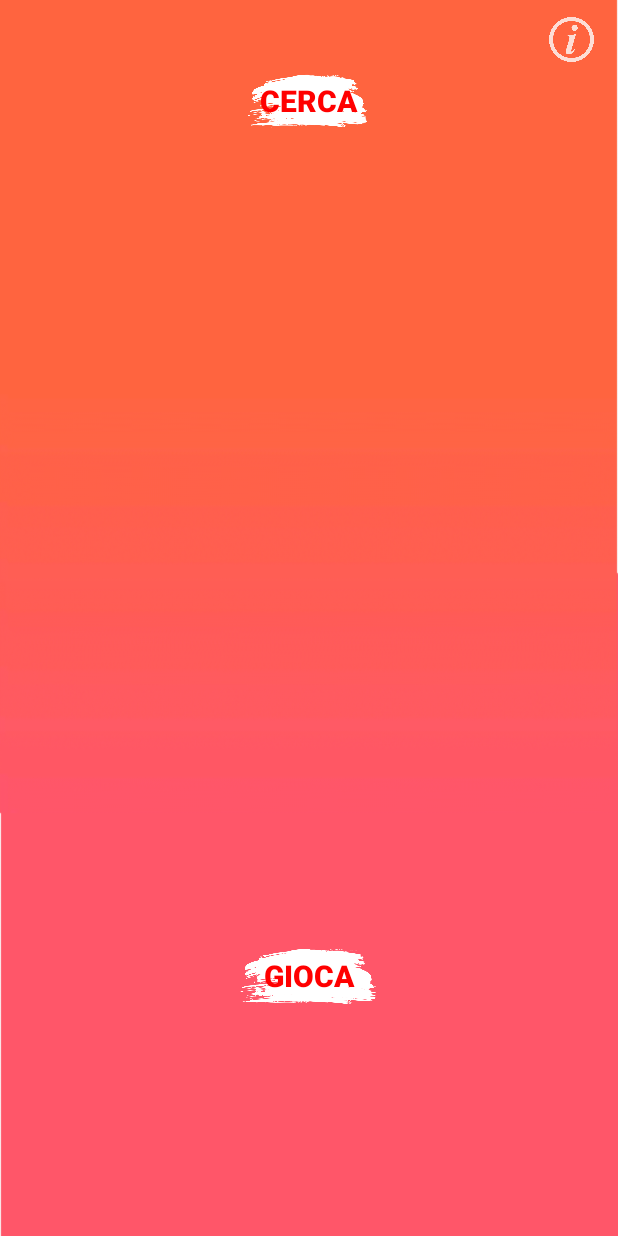
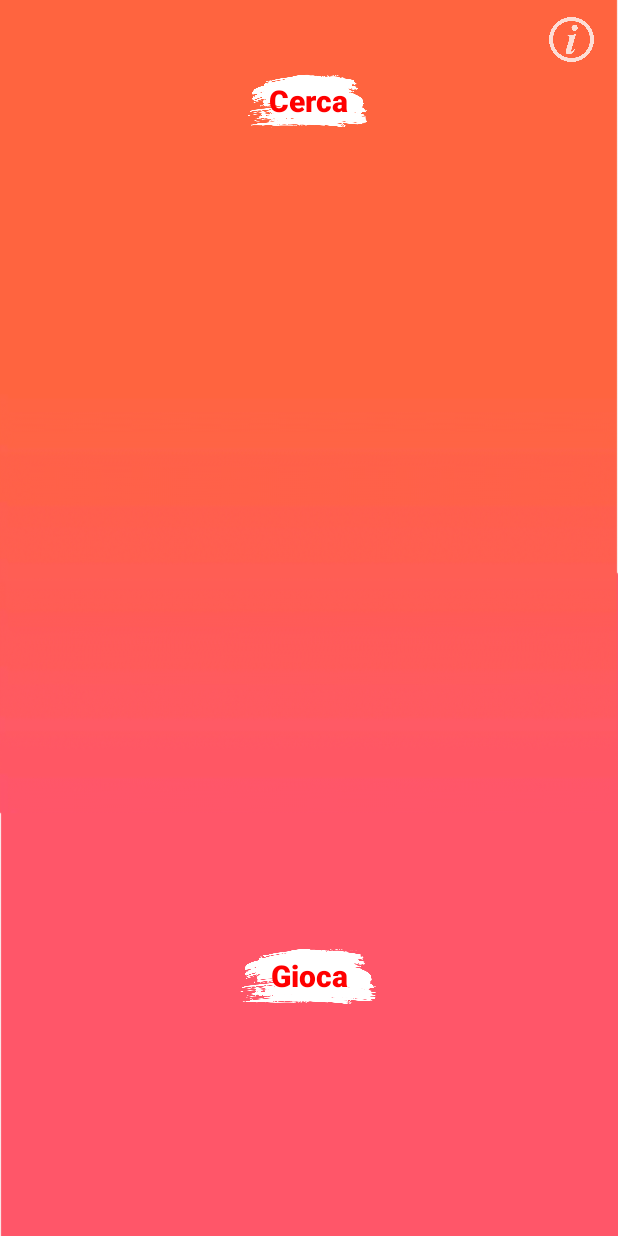
Before and after one commit to bolopenguin/App_TicTacToe_Android, an Android app: the layout activity_gestione_bluetooth.xml on its own in the app's theme, with its tools: preview values and no code run, on a phone screen of 412 x 824 dp. Run offline under Robolectric (Android 15) with nearby library versions, the phone set to English and light mode, and no system bars.

Commit message:
tolto cose inutili

```diff
--- a/app/src/main/res/layout/activity_gestione_bluetooth.xml
+++ b/app/src/main/res/layout/activity_gestione_bluetooth.xml
@@ -19,6 +19,7 @@
         android:scaleType="fitCenter"
         android:text="Cerca"
         android:textAlignment="center"
+        android:textAllCaps="false"
         android:textColor="#ff0000"
         android:textSize="20dp"
         android:textStyle="bold"
@@ -48,10 +49,10 @@
         android:layout_marginEnd="8dp"
         android:layout_marginBottom="8dp"
         android:background="@drawable/button"
-        android:onClick="launchMainActivity"
         android:scaleType="fitCenter"
         android:text="Gioca"
         android:textAlignment="center"
+        android:textAllCaps="false"
         android:textColor="#ff0000"
         android:textSize="20dp"
         android:textStyle="bold"
```
